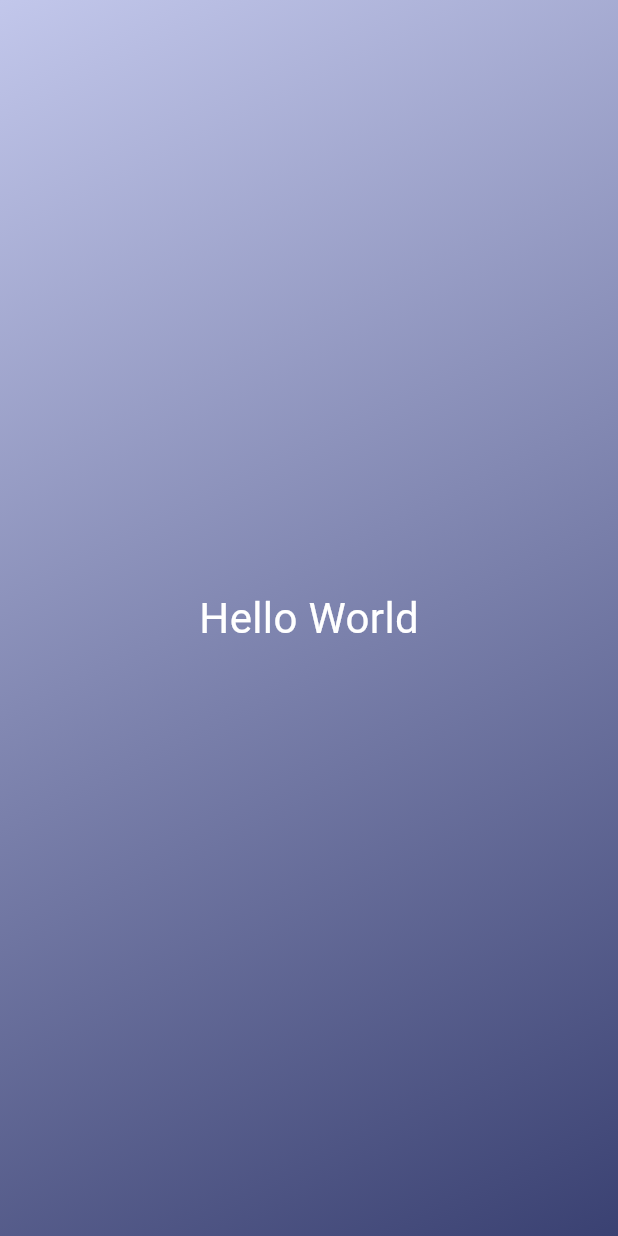
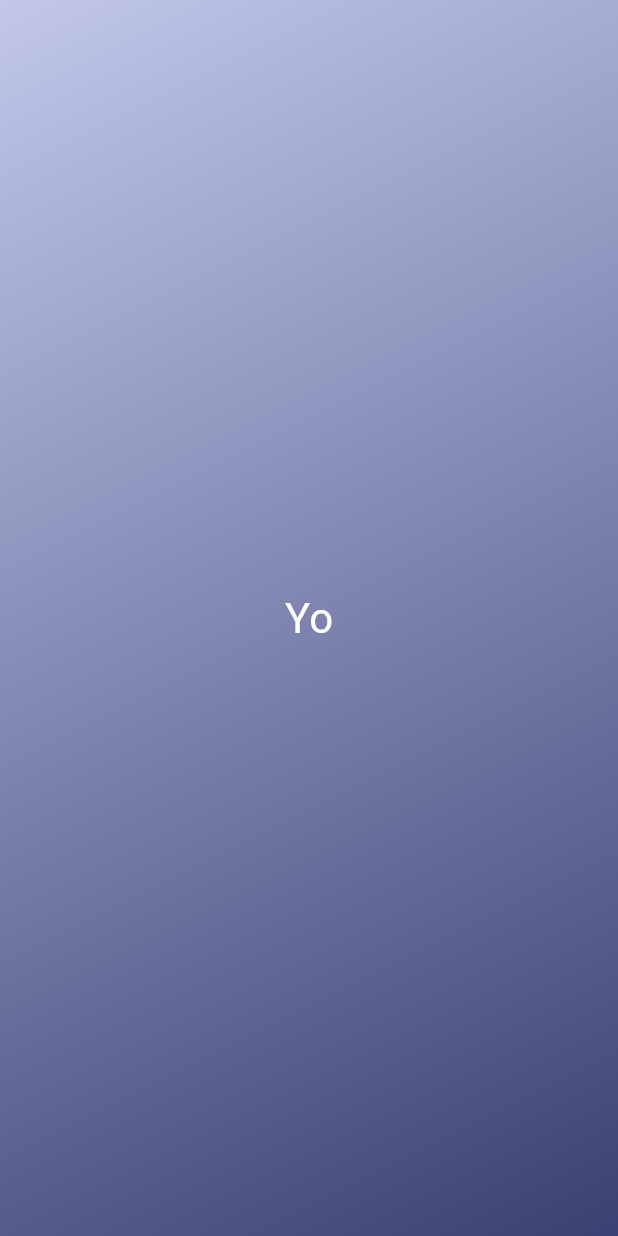
Before and after one commit to Dev-hirookenji/flutter-dart_practice, a Flutter app: the screen it shows after launch, on a phone screen of 412 x 824 dp. Run offline on Flutter 3.47's test engine with Material 3 defaults, Android fonts, the phone set to English and light mode, and no system bars.

Commit message:
before var tutorial

```diff
--- /dev/null
+++ b/lib/gradient_container.dart
@@ -0,0 +1,21 @@
+import 'package:flutter/material.dart';
+import 'package:first_app/styled_text.dart';
+
+class GradientContainer extends StatelessWidget {
+  const GradientContainer({super.key});
+
+  @override
+  Widget build(context) {
+    return Container(
+      decoration: const BoxDecoration(
+        gradient: LinearGradient(colors: [
+          Color.fromARGB(255, 194, 199, 235),
+          Color.fromARGB(255, 58, 65, 114),
+        ], begin: Alignment.topLeft, end: Alignment.bottomRight),
+      ),
+      child: const Center(
+        child: StyledText(),
+      ),
+    );
+  }
+}
--- a/lib/main.dart
+++ b/lib/main.dart
@@ -1,35 +1,12 @@
 import 'package:flutter/material.dart';
-import 'package:flutter/widgets.dart';
+import 'package:first_app/gradient_container.dart';
 
 void main() {
   runApp(
-    MaterialApp(
+    const MaterialApp(
       home: Scaffold(
         body: GradientContainer(),
       ),
     ),
   );
 }
-
-class GradientContainer extends StatelessWidget {
-  @override
-  Widget build(context) {
-    return Container(
-      decoration: const BoxDecoration(
-        gradient: LinearGradient(colors: [
-          Color.fromARGB(255, 194, 199, 235),
-          Color.fromARGB(255, 58, 65, 114),
-        ], begin: Alignment.topLeft, end: Alignment.bottomRight),
-      ),
-      child: const Center(
-        child: Text(
-          'Hello World',
-          style: TextStyle(
-            color: Colors.white,
-            fontSize: 28,
-          ),
-        ),
-      ),
-    );
-  }
-}
--- /dev/null
+++ b/lib/styled_text.dart
@@ -0,0 +1,16 @@
+import 'package:flutter/material.dart';
+
+class StyledText extends StatelessWidget {
+  const StyledText({super.key});
+
+  @override
+  Widget build(context) {
+    return const Text(
+      'Yo',
+      style: TextStyle(
+        color: Colors.white,
+        fontSize: 28,
+      ),
+    );
+  }
+}
```
